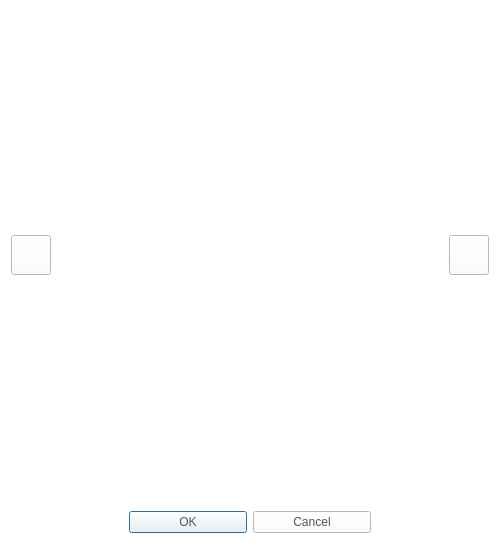
Qt form CaX/dialog/cdripinfodialog.ui (fsest4u/CaX_03) before a commit.
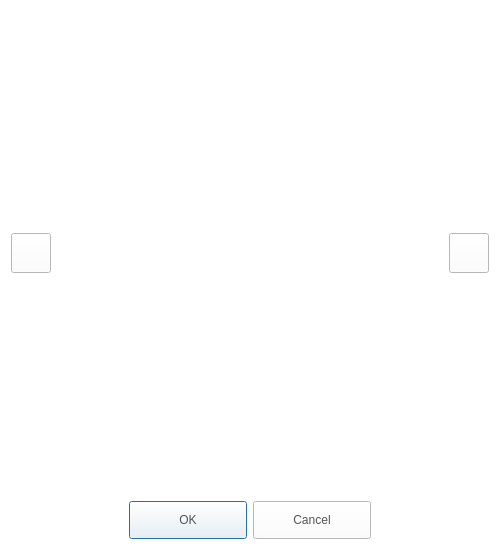
The same form after that commit. Icons and pictures are not drawn.

What changed in the file:
```diff
--- a/CaX/dialog/cdripinfodialog.ui
+++ b/CaX/dialog/cdripinfodialog.ui
@@ -64,15 +64,16 @@
      <property name="minimumSize">
       <size>
        <width>0</width>
-       <height>34</height>
+       <height>0</height>
       </size>
      </property>
      <property name="styleSheet">
       <string notr="true">QPushButton
 {
-  border-image: url(&quot;:/resource/audiocd-popup-btn110-ok-n.png&quot;);
-width: 110px;
-color: rgb(84, 84, 84)
+	border-image: url(&quot;:/resource/audiocd-popup-btn110-ok-n.png&quot;);
+	width: 110px;
+	height: 30px;
+	color: rgb(84, 84, 84)
 }
 
 QPushButton:hover
@@ -111,7 +112,7 @@
         <x>0</x>
         <y>0</y>
         <width>390</width>
-        <height>492</height>
+        <height>496</height>
        </rect>
       </property>
       <property name="styleSheet">
```
Left out of the diff: 7 changed lines with no effect on the pictures.
